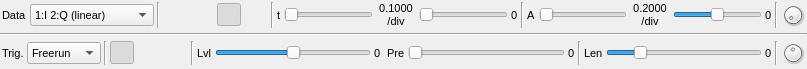
Before: the Qt Designer form sdrbase/gui/glscopegui.ui in f4exb/sdrangel, drawn with Qt 5.
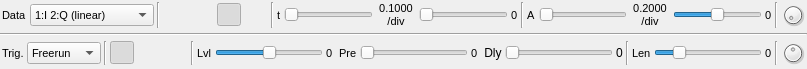
After: the same form once the commit is applied. Icons and pictures are not drawn. Custom widgets are drawn as their Qt base class.

Commit message: Implemented trigger delay

Patch:
```diff
--- a/sdrbase/gui/glscopegui.ui
+++ b/sdrbase/gui/glscopegui.ui
@@ -752,6 +752,33 @@
        </property>
       </widget>
      </item>
+     <item>
+      <widget class="QLabel" name="trigDelayLabel">
+       <property name="text">
+        <string> Dly</string>
+       </property>
+      </widget>
+     </item>
+     <item>
+      <widget class="QSlider" name="trigDelay">
+       <property name="maximum">
+        <number>100</number>
+       </property>
+       <property name="pageStep">
+        <number>1</number>
+       </property>
+       <property name="orientation">
+        <enum>Qt::Horizontal</enum>
+       </property>
+      </widget>
+     </item>
+     <item>
+      <widget class="QLabel" name="trigDelayText">
+       <property name="text">
+        <string>0</string>
+       </property>
+      </widget>
+     </item>
      <item>
       <widget class="Line" name="traceLenLine">
        <property name="orientation">
```
The commit also changes 5 other files.
